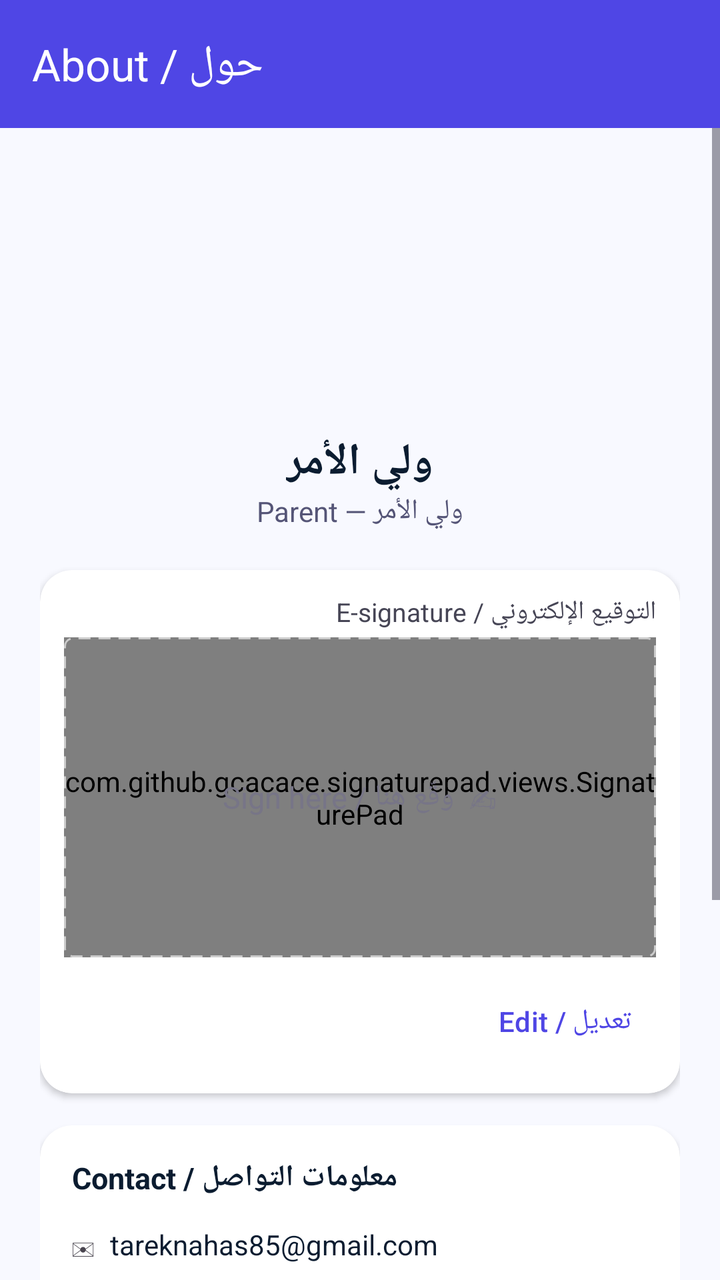
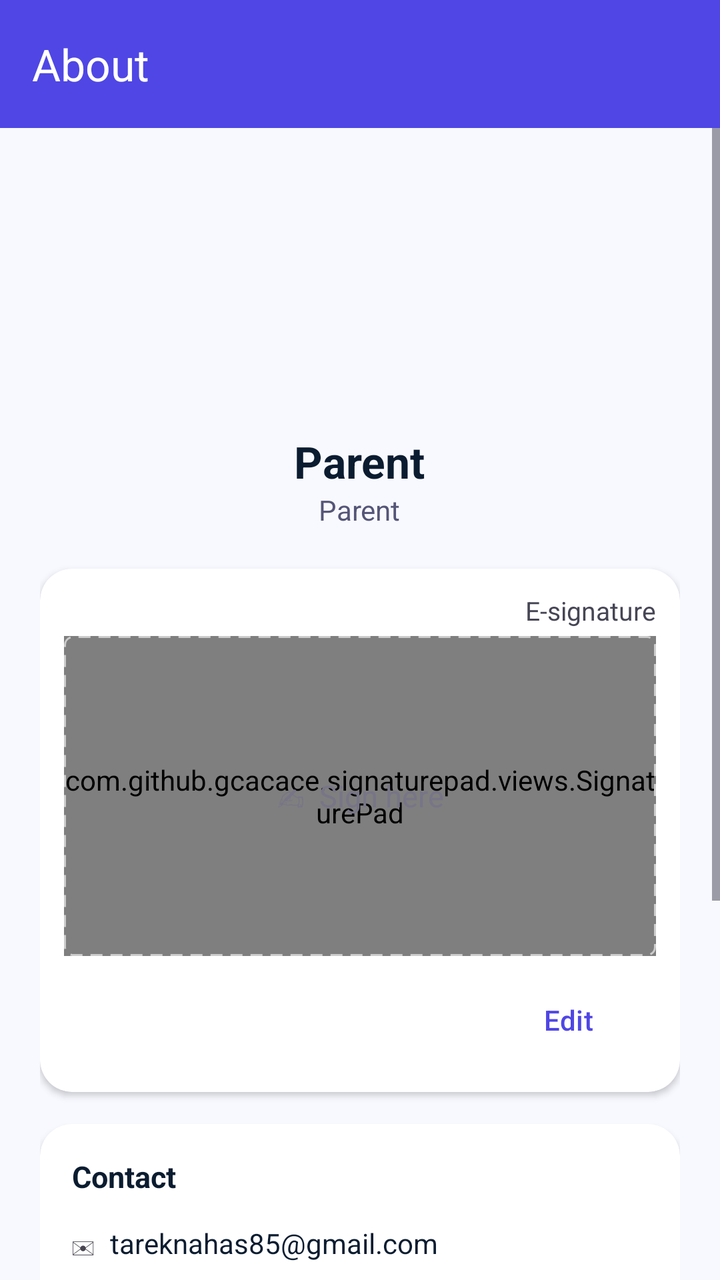

Screens rendered from an Android XML layout before and after an edit, with the pre-edit source and the edit as a unified diff.
<!-- AndroidManifest.xml: application theme Theme.BeaverGuardian -->
<!-- res/layout/activity_about.xml -->
<?xml version="1.0" encoding="utf-8"?>
<LinearLayout xmlns:android="http://schemas.android.com/apk/res/android"
    xmlns:app="http://schemas.android.com/apk/res-auto"
    android:layout_width="match_parent"
    android:layout_height="match_parent"
    android:orientation="vertical"
    android:background="@color/background">

    <com.google.android.material.appbar.MaterialToolbar
        android:id="@+id/toolbar"
        android:layout_width="match_parent"
        android:layout_height="?attr/actionBarSize"
        android:background="@color/primary"
        app:title="About / حول"
        app:titleTextColor="#FFFFFF"
        app:navigationIconTint="#FFFFFF" />

<ScrollView
    android:layout_width="match_parent"
    android:layout_height="0dp"
    android:layout_weight="1">

    <LinearLayout
        android:layout_width="match_parent"
        android:layout_height="wrap_content"
        android:orientation="vertical"
        android:padding="20dp"
        android:gravity="center_horizontal">

        
        <ImageView
            android:id="@+id/ivAppIcon"
            android:layout_width="96dp"
            android:layout_height="96dp"
            android:layout_marginTop="24dp"
            android:layout_marginBottom="12dp"
            android:src="@mipmap/ic_launcher"
            android:contentDescription="App icon" />

        
        <TextView
            android:id="@+id/tvDisplayName"
            android:layout_width="wrap_content"
            android:layout_height="wrap_content"
            android:text="ولي الأمر"
            android:textSize="22sp"
            android:textStyle="bold"
            android:textColor="@color/on_surface" />

        
        <TextView
            android:id="@+id/tvRole"
            android:layout_width="wrap_content"
            android:layout_height="wrap_content"
            android:text="ولي الأمر — Parent"
            android:textSize="14sp"
            android:textColor="#555577"
            android:layout_marginBottom="20dp" />

        
        <androidx.cardview.widget.CardView
            android:layout_width="match_parent"
            android:layout_height="wrap_content"
            android:layout_marginBottom="16dp"
            app:cardCornerRadius="16dp"
            app:cardElevation="2dp"
            xmlns:app="http://schemas.android.com/apk/res-auto">

            <LinearLayout
                android:layout_width="match_parent"
                android:layout_height="wrap_content"
                android:orientation="vertical"
                android:padding="12dp">

                <TextView
                    android:layout_width="wrap_content"
                    android:layout_height="wrap_content"
                    android:text="التوقيع الإلكتروني / E-signature"
                    android:textSize="13sp"
                    android:textColor="@color/on_surface_variant"
                    android:layout_gravity="end"
                    android:layout_marginBottom="4dp" />

                
                <FrameLayout
                    android:layout_width="match_parent"
                    android:layout_height="160dp">

                    
                    <com.github.gcacace.signaturepad.views.SignaturePad
                        android:id="@+id/signaturePad"
                        android:layout_width="match_parent"
                        android:layout_height="160dp"
                        android:background="@color/surface_card"
                        app:penColor="@color/primary"
                        app:penMinWidth="4dp"
                        app:penMaxWidth="8dp" />

                    
                    <TextView
                        android:id="@+id/tvSignatureHint"
                        android:layout_width="match_parent"
                        android:layout_height="match_parent"
                        android:gravity="center"
                        android:text="✍  وقّع هنا / Sign here"
                        android:textColor="@color/outline"
                        android:textSize="15sp"
                        android:background="@drawable/border_signature_hint"
                        android:clickable="false"
                        android:focusable="false" />

                    
                    <ImageView
                        android:id="@+id/ivSignaturePreview"
                        android:layout_width="match_parent"
                        android:layout_height="160dp"
                        android:background="@color/surface_card"
                        android:scaleType="fitCenter"
                        android:visibility="gone"
                        android:contentDescription="Saved signature" />

                </FrameLayout>

                
                <LinearLayout
                    android:layout_width="match_parent"
                    android:layout_height="wrap_content"
                    android:orientation="horizontal"
                    android:gravity="end"
                    android:layout_marginTop="8dp">

                    
                    <Button
                        android:id="@+id/btnEditSignature"
                        style="@style/Widget.Material3.Button.TextButton"
                        android:layout_width="wrap_content"
                        android:layout_height="wrap_content"
                        android:text="تعديل / Edit"
                        android:textColor="@color/primary" />

                    
                    <Button
                        android:id="@+id/btnClearSignature"
                        style="@style/Widget.Material3.Button.TextButton"
                        android:layout_width="wrap_content"
                        android:layout_height="wrap_content"
                        android:text="مسح / Clear"
                        android:textColor="@color/error"
                        android:visibility="gone" />

                    <Button
                        android:id="@+id/btnSaveSignature"
                        android:layout_width="wrap_content"
                        android:layout_height="wrap_content"
                        android:text="حفظ / Save"
                        android:backgroundTint="@color/primary"
                        android:layout_marginStart="8dp"
                        android:visibility="gone" />

                </LinearLayout>
            </LinearLayout>
        </androidx.cardview.widget.CardView>

        
        <androidx.cardview.widget.CardView
            android:layout_width="match_parent"
            android:layout_height="wrap_content"
            android:layout_marginBottom="16dp"
            app:cardCornerRadius="16dp"
            app:cardElevation="2dp"
            xmlns:app="http://schemas.android.com/apk/res-auto">

            <LinearLayout
                android:layout_width="match_parent"
                android:layout_height="wrap_content"
                android:orientation="vertical"
                android:padding="16dp">

                <TextView
                    android:layout_width="wrap_content"
                    android:layout_height="wrap_content"
                    android:text="معلومات التواصل / Contact"
                    android:textSize="15sp"
                    android:textStyle="bold"
                    android:textColor="@color/on_surface"
                    android:layout_marginBottom="12dp" />

                
                <LinearLayout
                    android:layout_width="match_parent"
                    android:layout_height="wrap_content"
                    android:orientation="horizontal"
                    android:gravity="center_vertical"
                    android:paddingBottom="10dp">
                    <TextView android:layout_width="wrap_content" android:layout_height="wrap_content"
                        android:text="✉  " android:textSize="16sp" />
                    <TextView android:layout_width="wrap_content" android:layout_height="wrap_content"
                        android:text="tareknahas85@gmail.com"
                        android:textSize="14sp"
                        android:textColor="@color/on_surface" />
                </LinearLayout>

                <View android:layout_width="match_parent" android:layout_height="1dp"
                    android:background="@color/outline_variant" android:layout_marginBottom="10dp" />

                
                <LinearLayout
                    android:layout_width="match_parent"
                    android:layout_height="wrap_content"
                    android:orientation="horizontal"
                    android:gravity="center_vertical"
                    android:paddingBottom="10dp">
                    <TextView android:layout_width="wrap_content" android:layout_height="wrap_content"
                        android:text="🔗  " android:textSize="16sp" />
                    <TextView android:layout_width="wrap_content" android:layout_height="wrap_content"
                        android:text="github.com/tareknahas85-star"
                        android:textSize="14sp"
                        android:textColor="@color/on_surface" />
                </LinearLayout>

                <View android:layout_width="match_parent" android:layout_height="1dp"
                    android:background="@color/outline_variant" android:layout_marginBottom="10dp" />

                
                <LinearLayout
                    android:layout_width="match_parent"
                    android:layout_height="wrap_content"
                    android:orientation="horizontal"
                    android:gravity="center_vertical"
                    android:paddingBottom="10dp">
                    <TextView android:layout_width="wrap_content" android:layout_height="wrap_content"
                        android:text="📞  " android:textSize="16sp" />
                    <TextView android:layout_width="wrap_content" android:layout_height="wrap_content"
                        android:text="+963 945 830 002"
                        android:textSize="14sp"
                        android:textColor="@color/on_surface" />
                </LinearLayout>

                <View android:layout_width="match_parent" android:layout_height="1dp"
                    android:background="@color/outline_variant" android:layout_marginBottom="10dp" />

                
                <LinearLayout
                    android:id="@+id/rowLinkedIn"
                    android:layout_width="match_parent"
                    android:layout_height="wrap_content"
                    android:orientation="horizontal"
                    android:gravity="center_vertical"
                    android:clickable="true"
                    android:focusable="true"
                    android:background="?attr/selectableItemBackground"
                    android:paddingTop="4dp"
                    android:paddingBottom="4dp">
                    <TextView android:layout_width="wrap_content" android:layout_height="wrap_content"
                        android:text="💼  " android:textSize="16sp" />
                    <TextView
                        android:id="@+id/tvLinkedIn"
                        android:layout_width="wrap_content"
                        android:layout_height="wrap_content"
                        android:text="linkedin.com/in/tarek-nahas-669322382"
                        android:textSize="14sp"
                        android:textColor="#0077B5" />
                </LinearLayout>

            </LinearLayout>
        </androidx.cardview.widget.CardView>

        
        <androidx.cardview.widget.CardView
            android:layout_width="match_parent"
            android:layout_height="wrap_content"
            android:layout_marginBottom="32dp"
            app:cardCornerRadius="16dp"
            app:cardElevation="2dp"
            xmlns:app="http://schemas.android.com/apk/res-auto">

            <LinearLayout
                android:layout_width="match_parent"
                android:layout_height="wrap_content"
                android:orientation="vertical"
                android:padding="16dp">

                <TextView
                    android:layout_width="wrap_content"
                    android:layout_height="wrap_content"
                    android:text="SafeGuard — Beaver Guardian"
                    android:textSize="15sp"
                    android:textStyle="bold"
                    android:textColor="@color/on_surface" />

                <TextView
                    android:id="@+id/tvVersion"
                    android:layout_width="wrap_content"
                    android:layout_height="wrap_content"
                    android:text="v1.0"
                    android:textSize="13sp"
                    android:textColor="@color/on_surface_variant" />

            </LinearLayout>
        </androidx.cardview.widget.CardView>

    </LinearLayout>
</ScrollView>

</LinearLayout>
<!-- resources referenced by this layout -->
<resources>
  <color name="background">#F8F9FF</color>
  <color name="error">#BA1A1A</color>
  <color name="on_surface">#0B1C30</color>
  <color name="on_surface_variant">#464555</color>
  <color name="outline">#777587</color>
  <color name="outline_variant">#C7C4D8</color>
  <color name="primary">#4F46E5</color>
  <color name="surface_card">#FFFFFF</color>
  <!-- drawable border_signature_hint (drawable) -->
  <?xml version="1.0" encoding="utf-8"?>
  <shape xmlns:android="http://schemas.android.com/apk/res/android"
      android:shape="rectangle">
      <stroke
          android:width="1dp"
          android:color="#CCCCCC"
          android:dashWidth="6dp"
          android:dashGap="4dp" />
      <solid android:color="@android:color/transparent" />
      <corners android:radius="4dp" />
  </shape>
  <!-- mipmap ic_launcher (drawable) -->
  <vector xmlns:android="http://schemas.android.com/apk/res/android"
      android:width="108dp"
      android:height="108dp"
      android:viewportWidth="108"
      android:viewportHeight="108">
      <path
          android:fillColor="#4F378B"
          android:pathData="M0,0h108v108h-108z" />
      <path
          android:fillColor="#FFFFFF"
          android:pathData="M54,22 L78,32 L78,54 C78,70 68,82 54,88 C40,82 30,70 30,54 L30,32 Z" />
      <path
          android:fillColor="#0EA5A5"
          android:pathData="M54,34 L68,40 L68,55 C68,66 61,74 54,78 C47,74 40,66 40,55 L40,40 Z" />
  </vector>
  <style name="Theme.BeaverGuardian" parent="Theme.Material3.Light.NoActionBar">
          <item name="colorPrimary">@color/primary</item>
          <item name="colorOnPrimary">@color/on_primary</item>
          <item name="colorPrimaryContainer">@color/primary_container</item>
          <item name="colorOnPrimaryContainer">@color/on_primary_container</item>
  
          <item name="colorSecondary">@color/secondary</item>
          <item name="colorOnSecondary">@color/on_secondary</item>
          <item name="colorSecondaryContainer">@color/secondary_container</item>
          <item name="colorOnSecondaryContainer">@color/on_secondary_container</item>
  
          <item name="colorTertiary">@color/tertiary</item>
          <item name="colorOnTertiary">@color/on_tertiary</item>
  
          <item name="colorError">@color/error</item>
          <item name="colorOnError">@color/on_error</item>
  
          <item name="android:colorBackground">@color/background</item>
          <item name="colorSurface">@color/surface_card</item>
          <item name="colorOnSurface">@color/on_surface</item>
          <item name="colorOnSurfaceVariant">@color/on_surface_variant</item>
          <item name="colorOutline">@color/outline</item>
  
          <item name="android:statusBarColor">@color/background</item>
          <item name="android:windowLightStatusBar" tools:targetApi="m">true</item>
          <item name="android:navigationBarColor">@color/surface_card</item>
          <item name="android:windowLightNavigationBar" tools:targetApi="o_mr1">true</item>
  
          <item name="android:textColorPrimary">@color/on_surface</item>
          <item name="android:textColorSecondary">@color/on_surface_variant</item>
          <item name="android:textColorHint">@color/outline</item>
      </style>
  <color name="on_primary">#FFFFFF</color>
  <color name="primary_container">#E2DFFF</color>
  <color name="on_primary_container">#0F0069</color>
  <color name="secondary">#10B981</color>
  <color name="on_secondary">#FFFFFF</color>
  <color name="secondary_container">#6CF8BB</color>
  <color name="on_secondary_container">#00714D</color>
  <color name="tertiary">#F59E0B</color>
  <color name="on_tertiary">#FFFFFF</color>
  <color name="on_error">#FFFFFF</color>
</resources>

<!-- the commit's change to res/layout/activity_about.xml (unified diff, before → after) -->
@@ -11,7 +11,7 @@
         android:layout_width="match_parent"
         android:layout_height="?attr/actionBarSize"
         android:background="@color/primary"
-        app:title="About / حول"
+        app:title="About"
         app:titleTextColor="#FFFFFF"
         app:navigationIconTint="#FFFFFF" />
 
@@ -42,7 +42,7 @@
             android:id="@+id/tvDisplayName"
             android:layout_width="wrap_content"
             android:layout_height="wrap_content"
-            android:text="ولي الأمر"
+            android:text="Parent"
             android:textSize="22sp"
             android:textStyle="bold"
             android:textColor="@color/on_surface" />
@@ -52,7 +52,7 @@
             android:id="@+id/tvRole"
             android:layout_width="wrap_content"
             android:layout_height="wrap_content"
-            android:text="ولي الأمر — Parent"
+            android:text="Parent"
             android:textSize="14sp"
             android:textColor="#555577"
             android:layout_marginBottom="20dp" />
@@ -75,7 +75,7 @@
                 <TextView
                     android:layout_width="wrap_content"
                     android:layout_height="wrap_content"
-                    android:text="التوقيع الإلكتروني / E-signature"
+                    android:text="E-signature"
                     android:textSize="13sp"
                     android:textColor="@color/on_surface_variant"
                     android:layout_gravity="end"
@@ -102,7 +102,7 @@
                         android:layout_width="match_parent"
                         android:layout_height="match_parent"
                         android:gravity="center"
-                        android:text="✍  وقّع هنا / Sign here"
+                        android:text="✍  Sign here"
                         android:textColor="@color/outline"
                         android:textSize="15sp"
                         android:background="@drawable/border_signature_hint"
@@ -135,7 +135,7 @@
                         style="@style/Widget.Material3.Button.TextButton"
                         android:layout_width="wrap_content"
                         android:layout_height="wrap_content"
-                        android:text="تعديل / Edit"
+                        android:text="Edit"
                         android:textColor="@color/primary" />
 
                     
@@ -144,7 +144,7 @@
                         style="@style/Widget.Material3.Button.TextButton"
                         android:layout_width="wrap_content"
                         android:layout_height="wrap_content"
-                        android:text="مسح / Clear"
+                        android:text="Clear"
                         android:textColor="@color/error"
                         android:visibility="gone" />
 
@@ -152,7 +152,7 @@
                         android:id="@+id/btnSaveSignature"
                         android:layout_width="wrap_content"
                         android:layout_height="wrap_content"
-                        android:text="حفظ / Save"
+                        android:text="Save"
                         android:backgroundTint="@color/primary"
                         android:layout_marginStart="8dp"
                         android:visibility="gone" />
@@ -179,7 +179,7 @@
                 <TextView
                     android:layout_width="wrap_content"
                     android:layout_height="wrap_content"
-                    android:text="معلومات التواصل / Contact"
+                    android:text="Contact"
                     android:textSize="15sp"
                     android:textStyle="bold"
                     android:textColor="@color/on_surface"
